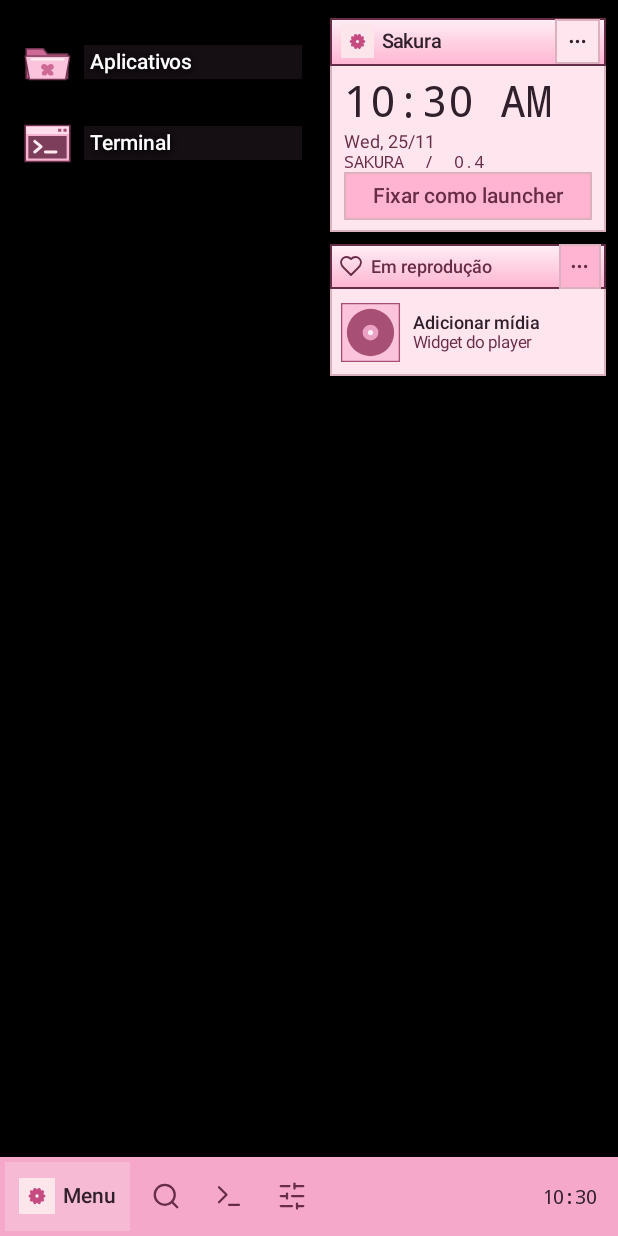
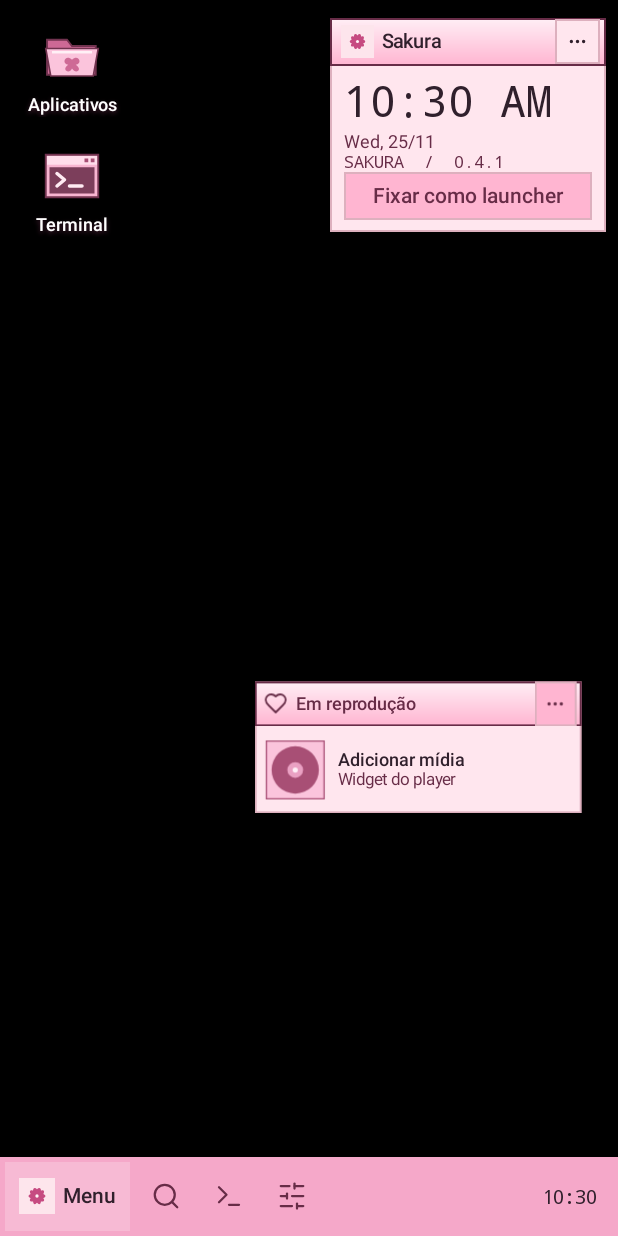
Before and after one commit to elenaess/rose, an Android app: the screen it shows after launch (HomeActivity), on a phone screen of 412 x 824 dp. Run offline under Robolectric (Android 15) with nearby library versions, the phone set to English and light mode, and no system bars; pictures from the network do not load.

Commit message:
Sakura 0.4.1: desktop shortcuts and movable media window

```diff
--- a/app/build.gradle
+++ b/app/build.gradle
@@ -6,8 +6,8 @@ android {
         applicationId 'br.dev.rose.launcher'
         minSdk 30
         targetSdk 35
-        versionCode 5
-        versionName '0.4.0'
+        versionCode 6
+        versionName '0.4.1'
     }
     compileOptions {
         sourceCompatibility JavaVersion.VERSION_1_8
--- a/app/src/main/java/br/dev/rose/launcher/HomeActivity.java
+++ b/app/src/main/java/br/dev/rose/launcher/HomeActivity.java
@@ -32,8 +32,10 @@ public final class HomeActivity extends Activity {
     private android.appwidget.AppWidgetHost widgetHost;
     private android.appwidget.AppWidgetManager widgetManager;
     private LinearLayout sheet, rail;
-    private ListView homeList, drawerList;
-    private HomeList homeAdapter;
+    private ListView drawerList;
+    private int desktopRows=1,desktopColumns=1;
+    private boolean desktopReady;
+    private static final int CELL_H=80,CELL_W=84;
     private AlphabetIndex alphabet;
     private static final long MOTION=90L;
     private SharedPreferences prefs;
@@ -64,6 +66,8 @@ public final class HomeActivity extends Activity {
         u = new Ui(this); prefs = getSharedPreferences("desktop",MODE_PRIVATE);
         widgetHost=new android.appwidget.AppWidgetHost(this,2701);
         widgetManager=android.appwidget.AppWidgetManager.getInstance(this);
+        // Start the redesigned desktop with only the built-in shortcuts. Subsequent updates retain user pins.
+        if(!prefs.getBoolean("desktop_grid_initialized",false))prefs.edit().putString("pins","").putBoolean("desktop_grid_initialized",true).apply();
         String saved = prefs.getString("pins","");
         if (!saved.isEmpty()) pins.addAll(Arrays.asList(saved.split("\n")));
         getWindow().addFlags(WindowManager.LayoutParams.FLAG_SHOW_WALLPAPER);
@@ -120,21 +124,11 @@ public final class HomeActivity extends Activity {
             main.post(() -> {
                 if (isDestroyed() || sequence != revision) return;
                 apps.clear();apps.addAll(list);loaded=true;
-                if (!prefs.contains("pins")) seedPins();
+                if (!prefs.contains("pins")) savePins();
                 drawRail();
                 if ("apps".equals(page)) refreshApps();
             });
         });
-    }
-    private void seedPins() {
-        for (String category : new String[]{Intent.CATEGORY_APP_BROWSER,Intent.CATEGORY_APP_MESSAGING,Intent.CATEGORY_APP_MUSIC}) {
-            android.content.pm.ResolveInfo pick=getPackageManager().resolveActivity(Intent.makeMainSelectorActivity(Intent.ACTION_MAIN,category),PackageManager.MATCH_DEFAULT_ONLY);
-            if (pick==null) continue;
-            for (Catalog.Entry e:apps) if (e.info.activityInfo.packageName.equals(pick.activityInfo.packageName)) {
-                if (!pins.contains(e.key)) pins.add(e.key);break;
-            }
-        }
-        savePins();
     }
     private void savePins(){prefs.edit().putString("pins",TextUtils.join("\n",pins)).apply();}
     private void colors(){
@@ -150,17 +144,16 @@ public final class HomeActivity extends Activity {
         boolean compact=getResources().getConfiguration().orientation==Configuration.ORIENTATION_LANDSCAPE;
         int screen=getResources().getConfiguration().screenWidthDp;
         int widgetWidth=Math.max(136,Math.min(184,screen/2-10));
-        int railWidth=Math.max(120,Math.min(240,screen-widgetWidth-24));
-        rail=u.box(true);u.pad(rail,3,3,3,3);
-        u.place(desktop,rail,railWidth,FULL,Gravity.TOP|Gravity.START,6,8,0,58);
-        homeList=new ListView(this);homeList.setDivider(null);homeList.setDividerHeight(0);
-        homeList.setCacheColorHint(Color.TRANSPARENT);homeList.setVerticalScrollBarEnabled(false);
-        homeList.setSelector(new android.graphics.drawable.ColorDrawable(0x30ffb5d1));
-        homeList.setClipToPadding(false);homeList.setPadding(0,u.dp(3),0,u.dp(5));
-        homeAdapter=new HomeList();homeList.setAdapter(homeAdapter);
-        rail.addView(homeList,u.flex(true));
-        homeList.setOnItemClickListener((a,v,pos,id)->{if(pos==0)openApps(false);else if(pos==1)openTerm();else launch(homeAdapter.items.get(pos-2));});
-        homeList.setOnItemLongClickListener((a,v,pos,id)->{if(pos<2)return false;pinDialog(homeAdapter.items.get(pos-2));return true;});
+        int railWidth=Math.max(84,screen-widgetWidth-24);
+        desktopReady=false;
+        rail=u.box(false);rail.setGravity(Gravity.TOP|Gravity.START);
+        u.place(desktop,rail,railWidth,FULL,Gravity.TOP|Gravity.START,6,8,0,60);
+        rail.addOnLayoutChangeListener((v,l,t,r,bottom,ol,ot,orr,ob)->{
+            int rows=Math.max(1,(bottom-t)/u.dp(CELL_H)),cols=Math.max(1,(r-l)/u.dp(CELL_W));
+            if(!desktopReady||rows!=desktopRows||cols!=desktopColumns){
+                desktopReady=true;desktopRows=rows;desktopColumns=cols;drawRail();
+            }
+        });
         drawRail();
         LinearLayout info=u.box(true);info.setBackground(u.shape(surface,0,BORDER));
         LinearLayout title=u.box(false);title.setBackground(u.titleBar(accent));u.pad(title,7,0,4,0);
@@ -176,14 +169,17 @@ public final class HomeActivity extends Activity {
             TextClock date=new TextClock(this);date.setFormat12Hour("EEE, dd/MM");date.setFormat24Hour("EEE, dd/MM");
             date.setTextColor(WINE);date.setTextSize(12);infoBody.addView(date);
         }
-        infoBody.addView(u.text("SAKURA  /  0.4",11,WINE,"monospace"));
+        infoBody.addView(u.text("SAKURA  /  0.4.1",11,WINE,"monospace"));
         homeChoice=u.pill("Fixar como launcher",accent,WINE,this::chooseHome);infoBody.addView(homeChoice,u.lp(FULL,32));updateHomeChoice();
         info.addView(infoBody);
-        LinearLayout widgets=u.box(true);widgets.addView(info,u.lp(FULL,WRAP));
+        u.place(desktop,info,widgetWidth,WRAP,Gravity.TOP|Gravity.END,0,12,8,0);
         if(prefs.getBoolean("media",true)){
-            u.gap(widgets,8);media=new NowPlaying(this,u,accent,surface,widgetHost,widgetManager,prefs);widgets.addView(media.view,u.lp(FULL,WRAP));if(resumed)media.start();
+            int mediaWidth=Math.max(150,Math.min(218,screen-18));
+            media=new NowPlaying(this,u,accent,surface,widgetHost,widgetManager,prefs);
+            u.place(desktop,media.view,mediaWidth,WRAP,Gravity.TOP|Gravity.START,0,0,0,0);
+            positionMedia(media.view,media.header);
+            if(resumed)media.start();
         }
-        u.place(desktop,widgets,widgetWidth,WRAP,Gravity.TOP|Gravity.END,0,12,8,0);
         LinearLayout dock=u.box(false);u.pad(dock,3,3,3,3);dock.setBackgroundColor(taskbar);
         LinearLayout menu=u.box(false);u.pad(menu,9,0,9,0);menu.setGravity(Gravity.CENTER);
         u.flatAction(menu,0x35ffffff,()->openApps(false));ImageView menuLogo=new ImageView(this);menuLogo.setImageResource(R.drawable.rose_logo);menu.addView(menuLogo,u.lp(24,24));u.gap(menu,5);
@@ -199,8 +195,8 @@ public final class HomeActivity extends Activity {
     }
     private View shortcut(String label,android.graphics.drawable.Drawable icon,Runnable action) {
         LinearLayout item=u.box(true);item.setGravity(Gravity.CENTER);u.pad(item,1,5,1,5);
-        ImageView image=new ImageView(this);image.setImageDrawable(icon);item.addView(image,u.lp(36,36));u.gap(item,4);
-        TextView name=u.text(label,11,Color.WHITE,"sans-serif-medium");name.setGravity(Gravity.CENTER);name.setMaxLines(2);name.setEllipsize(TextUtils.TruncateAt.END);name.setShadowLayer(u.dp(3),0,u.dp(1),Color.BLACK);name.setBackgroundColor(0x7030202c);u.pad(name,3,1,3,1);item.addView(name,u.lp(FULL,WRAP));
+        ImageView image=new ImageView(this);image.setImageDrawable(icon);item.addView(image,u.lp(40,40));u.gap(item,4);
+        TextView name=u.text(label,12,Color.WHITE,"sans-serif-medium");name.setGravity(Gravity.CENTER);name.setMaxLines(2);name.setEllipsize(TextUtils.TruncateAt.END);name.setShadowLayer(u.dp(2.8f),0,u.dp(1),0xff4a2035);u.pad(name,2,1,2,1);item.addView(name,u.lp(FULL,WRAP));
         u.action(item,0,0,action);item.setContentDescription(label);return item;
     }
     private android.graphics.drawable.Drawable styledIcon(Catalog.Entry item){
@@ -213,43 +209,78 @@ public final class HomeActivity extends Activity {
     }
     private void updateHomeChoice(){if(homeChoice!=null)homeChoice.setVisibility(getSystemService(RoleManager.class).isRoleHeld(RoleManager.ROLE_HOME)?View.GONE:View.VISIBLE);}
     private void drawRail() {
-        if(homeAdapter==null)return;
-        homeAdapter.items.clear();
-        HashSet<String> seen=new HashSet<>();
-        for(String key:pins){Catalog.Entry e=entry(key);if(e!=null&&seen.add(key))homeAdapter.items.add(e);}
-        for(Catalog.Entry e:apps)if(seen.add(e.key))homeAdapter.items.add(e);
-        homeAdapter.notifyDataSetChanged();
+        if(rail==null)return;
+        rail.removeAllViews();
+        ArrayList<View> shortcuts=new ArrayList<>();
+        shortcuts.add(shortcut("Aplicativos",getDrawable(R.drawable.sakura_folder),()->openApps(false)));
+        shortcuts.add(shortcut("Terminal",getDrawable(R.drawable.sakura_terminal),this::openTerm));
+        for(String key:pins){
+            Catalog.Entry e=entry(key);if(e==null)continue;
+            View v=shortcut(e.name,styledIcon(e),()->launch(e));
+            v.setOnLongClickListener(x->{pinDialog(e);return true;});shortcuts.add(v);
+        }
+        int rows=desktopReady?desktopRows:Math.max(2,shortcuts.size());
+        int cols=desktopReady?desktopColumns:1;
+        int limit=Math.min(shortcuts.size(),rows*cols);
+        for(int col=0;col<cols&&col*rows<limit;col++){
+            LinearLayout column=u.box(true);column.setGravity(Gravity.TOP|Gravity.CENTER_HORIZONTAL);
+            rail.addView(column,u.lp(CELL_W,FULL));
+            for(int i=col*rows;i<Math.min((col+1)*rows,limit);i++)column.addView(shortcuts.get(i),u.lp(FULL,CELL_H));
+        }
     }
-    final class HomeList extends BaseAdapter {
-        final ArrayList<Catalog.Entry> items=new ArrayList<>();
-        public int getCount(){return items.size()+2;}
-        public Object getItem(int i){return i<2?null:items.get(i-2);}
-        public long getItemId(int i){return i;}
-        public View getView(int i,View recycled,android.view.ViewGroup parent){
-            LinearLayout row=(LinearLayout)recycled;
-            if(row==null){
-                row=u.box(false);u.pad(row,5,4,5,4);row.setLayoutParams(new AbsListView.LayoutParams(FULL,u.dp(54)));
-                ImageView img=new ImageView(HomeActivity.this);img.setScaleType(ImageView.ScaleType.FIT_CENTER);row.addView(img,u.lp(34,34));u.gap(row,7);
-                TextView label=u.text("",14,Color.WHITE,"sans-serif-medium");u.single(label);
-                label.setShadowLayer(u.dp(3),0,u.dp(1),Color.BLACK);
-                label.setBackground(u.shape(0x7030202c,0,0));u.pad(label,4,3,4,3);
-                row.addView(label,new LinearLayout.LayoutParams(0,WRAP,1));
+    private void positionMedia(View window,View handle){
+        final FrameLayout area=desktop;
+        final boolean[] dragging={false};
+        final float[] start={0f,0f,0f,0f};
+        final Runnable restore=()->{
+            if(dragging[0]||window.getWidth()==0||area.getWidth()==0||area.getHeight()==0)return;
+            float maxX=Math.max(0,area.getWidth()-window.getWidth()-u.dp(5));
+            float maxY=Math.max(0,area.getHeight()-window.getHeight()-u.dp(58));
+            window.setX(maxX*prefs.getFloat("media_x",.90f));
+            window.setY(maxY*prefs.getFloat("media_y",.67f));
+        };
+        area.addOnLayoutChangeListener((v,l,t,r,b,ol,ot,orr,ob)->{
+            if(r-l!=orr-ol||b-t!=ob-ot)area.post(restore);
+        });
+        window.addOnLayoutChangeListener((v,l,t,r,b,ol,ot,orr,ob)->{
+            if(r-l!=orr-ol||b-t!=ob-ot)area.post(restore);
+        });
+        area.post(restore);
+        handle.setContentDescription("Arraste para mover a janela de mídia");
+        handle.setOnTouchListener((v,event)->{
+            int action=event.getActionMasked();
+            if(action==MotionEvent.ACTION_DOWN){
+                dragging[0]=true;start[0]=event.getRawX();start[1]=event.getRawY();start[2]=window.getX();start[3]=window.getY();
+                return true;
             }
-            ImageView img=(ImageView)row.getChildAt(0);TextView label=(TextView)row.getChildAt(2);
-            if(i<2){img.setImageResource(i==0?R.drawable.sakura_folder:R.drawable.sakura_terminal);label.setText(i==0?"Aplicativos":"Terminal");}
-            else{Catalog.Entry e=items.get(i-2);img.setImageDrawable(styledIcon(e));label.setText(e.name);}
-            return row;
-        }
+            if(action==MotionEvent.ACTION_MOVE&&dragging[0]){
+                float maxX=Math.max(0,area.getWidth()-window.getWidth()-u.dp(5));
+                float maxY=Math.max(0,area.getHeight()-window.getHeight()-u.dp(58));
+                window.setX(Math.max(0,Math.min(maxX,start[2]+event.getRawX()-start[0])));
+                window.setY(Math.max(0,Math.min(maxY,start[3]+event.getRawY()-start[1])));
+                return true;
+            }
+            if(action==MotionEvent.ACTION_UP||action==MotionEvent.ACTION_CANCEL){
+                dragging[0]=false;
+                float maxX=Math.max(1,area.getWidth()-window.getWidth()-u.dp(5));
+                float maxY=Math.max(1,area.getHeight()-window.getHeight()-u.dp(58));
+                prefs.edit().putFloat("media_x",Math.max(0f,Math.min(1f,window.getX()/maxX))).putFloat("media_y",Math.max(0f,Math.min(1f,window.getY()/maxY))).apply();
+                if(action==MotionEvent.ACTION_UP)v.performClick();return true;
+            }
+            return false;
+        });
+        handle.setClickable(true);
     }
     private Catalog.Entry entry(String key) {for (Catalog.Entry a:apps) if(a.key.equals(key))return a;return null;}
     private void pinDialog(Catalog.Entry item) {
         boolean exists=pins.contains(item.key);
         new AlertDialog.Builder(this).setTitle(item.name)
-            .setItems(new String[]{exists?"Remover dos favoritos":"Fixar no topo","Informações do app"},(d,which)->{
+            .setItems(new String[]{exists?"Remover da área de trabalho":"Adicionar à área de trabalho","Informações do app"},(d,which)->{
                 if(which==1) {external(new Intent(Settings.ACTION_APPLICATION_DETAILS_SETTINGS,Uri.parse("package:"+item.info.activityInfo.packageName)));return;}
                 pins.removeIf(key->entry(key)==null);
                 if(exists)pins.remove(item.key);
-                else pins.add(item.key);
+                else if(!desktopReady||pins.size()+2<desktopRows*desktopColumns)pins.add(item.key);
+                else {toast("Área de trabalho cheia. Remova um atalho para adicionar outro.");return;}
                 savePins();drawRail();if(page.equals("apps"))refreshApps();
             }).show();
     }
@@ -308,7 +339,7 @@ public final class HomeActivity extends Activity {
         query.setImeOptions(EditorInfo.IME_ACTION_SEARCH);search.addView(query,u.flex(false));sheet.addView(search,u.lp(FULL,52));
         LinearLayout tabs=u.box(false);u.pad(tabs,0,5,0,5);
         allTab=u.pill("Todos",accent,INK,()->{filter="all";refreshApps();});
-        pinTab=u.pill("Favoritos",accent,INK,()->{filter="pins";refreshApps();});
+        pinTab=u.pill("Na home",accent,INK,()->{filter="pins";refreshApps();});
         tabs.addView(allTab,u.lp(WRAP,48));u.gap(tabs,5);tabs.addView(pinTab,u.lp(WRAP,48));sheet.addView(tabs);
         ListView list=new ListView(this);drawerList=list;list.setDivider(null);list.setDividerHeight(0);list.setFastScrollEnabled(false);
         list.setCacheColorHint(Color.TRANSPARENT);list.setVerticalScrollBarEnabled(false);
@@ -336,7 +367,7 @@ public final class HomeActivity extends Activity {
         allTab.setBackgroundTintList(android.content.res.ColorStateList.valueOf(allTab.isSelected()?accent:surface));
         pinTab.setBackgroundTintList(android.content.res.ColorStateList.valueOf(pinTab.isSelected()?accent:surface));
         TextView empty=sheet.findViewWithTag("empty");
-        if(empty!=null)empty.setText(!loaded?"Lendo os apps…":!term.isEmpty()?"Nenhum aplicativo encontrado.":filter.equals("pins")?"Seus favoritos aparecem aqui. Toque no alfinete de um app em Todos.":"Nenhum aplicativo disponível neste perfil.");
+        if(empty!=null)empty.setText(!loaded?"Lendo os apps…":!term.isEmpty()?"Nenhum aplicativo encontrado.":filter.equals("pins")?"Seus atalhos da home aparecem aqui. Toque no alfinete de um app em Todos.":"Nenhum aplicativo disponível neste perfil.");
         adapter.notifyDataSetChanged();if(alphabet!=null)alphabet.invalidate();
     }
     final class AppList extends BaseAdapter {
@@ -430,6 +461,7 @@ public final class HomeActivity extends Activity {
         body.addView(u.commandRow(R.drawable.ic_house,"Tela inicial padrão",isDefault?"Sakura está ativo":"Escolher o Sakura",this::chooseHome));
         body.addView(u.commandRow(R.drawable.ic_palette,"Ícones rosa",prefs.getBoolean("pink_icons",true)?"Ativos · tocar para usar os originais":"Originais · tocar para usar rosa",()->{prefs.edit().putBoolean("pink_icons",!prefs.getBoolean("pink_icons",true)).apply();showHome();openSettings();}));
         body.addView(u.commandRow(R.drawable.ic_heart,"Quadro de mídia",prefs.getBoolean("media",true)?"Visível · tocar para ocultar":"Oculto · tocar para mostrar",()->{prefs.edit().putBoolean("media",!prefs.getBoolean("media",true)).apply();showHome();openSettings();}));
+        body.addView(u.commandRow(R.drawable.ic_layout_grid,"Reposicionar janela de mídia","Restaurar posição inicial",()->{prefs.edit().remove("media_x").remove("media_y").apply();showHome();}));
         body.addView(u.commandRow(R.drawable.ic_settings_2,"Escolher widget de mídia","Usar o widget fornecido pelo seu player",()->{closeSheet();if(media!=null)media.choose();else toast("Ative o quadro de mídia primeiro.");}));
         body.addView(u.commandRow(R.drawable.ic_terminal,"Conexão com Termux","Configurar comandos na home",this::termHelp));
     }
--- a/app/src/main/java/br/dev/rose/launcher/NowPlaying.java
+++ b/app/src/main/java/br/dev/rose/launcher/NowPlaying.java
@@ -19,7 +19,7 @@ final class NowPlaying {
     static final int BIND=701, CONFIGURE=702;
     final Activity host;
     final Ui u;
-    final LinearLayout view,body;
+    final LinearLayout view,body,header;
     final AppWidgetHost widgets;
     final AppWidgetManager manager;
     final SharedPreferences prefs;
@@ -28,7 +28,7 @@ final class NowPlaying {
     NowPlaying(Activity activity,Ui ui,int accent,int surface,AppWidgetHost widgetHost,AppWidgetManager widgetManager,SharedPreferences preferences){
         host=activity;u=ui;this.accent=accent;widgets=widgetHost;manager=widgetManager;prefs=preferences;
         view=u.box(true);view.setBackground(u.shape(surface,0,BORDER));
-        LinearLayout header=u.box(false);u.pad(header,6,0,3,0);header.setBackground(u.titleBar(accent));
+        header=u.box(false);u.pad(header,6,0,3,0);header.setBackground(u.titleBar(accent));
         header.addView(u.glyph(R.drawable.ic_heart,WINE),u.lp(16,16));u.gap(header,5);
         header.addView(u.text("Em reprodução",12,WINE,"sans-serif-medium"),new LinearLayout.LayoutParams(0,WRAP,1));
         header.addView(u.iconButton(R.drawable.ic_ellipsis,"Escolher widget",WINE,accent,14,this::options),u.lp(28,30));
@@ -46,7 +46,7 @@ final class NowPlaying {
             try{
                 AppWidgetHostView w=widgets.createView(host,id,info);
                 w.setPadding(0,0,0,0);
-                int width=Math.max(140,Math.min(184,host.getResources().getConfiguration().screenWidthDp-110));
+                int width=Math.max(150,Math.min(218,host.getResources().getConfiguration().screenWidthDp-18));
                 int h=Math.max(76,Math.min(150,(int)(info.minHeight/host.getResources().getDisplayMetrics().density)));
                 body.addView(w,u.lp(FULL,h));
                 w.updateAppWidgetSize(null,width,h,width,h);
```
Also changed, not shown: 1 other file.
